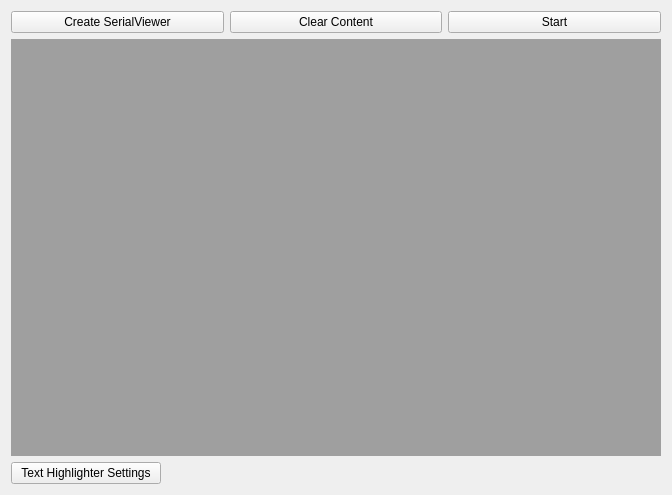
Old version of the form src/multiserialviewer/ui_files/mainWindow.ui in the repository shaag7967/multiserialviewer.
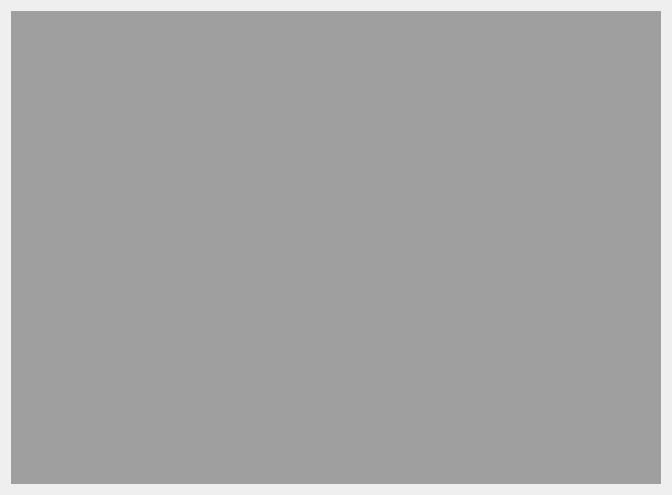
New version of the form.

Commit message: - reworked settings handling (NOT compatible to previous settings) - show settings of SerialViewer in tab (serial port settings are not editable) - made serial port and baudrate editable - improved autoscroll and made reactivation of autoscroll configurable - replaced icon set - added button for restoring highlighter settings for MSG and ERR - added movable toolbar (removed existing buttons) - added arrange button for automatically resize/place SerialViewer windows

The edit to the form file:
```diff
--- a/src/multiserialviewer/ui_files/mainWindow.ui
+++ b/src/multiserialviewer/ui_files/mainWindow.ui
@@ -14,67 +14,9 @@
    <string>Form</string>
   </property>
   <layout class="QVBoxLayout" name="verticalLayout">
-   <item>
-    <layout class="QHBoxLayout" name="horizontalLayout">
-     <item>
-      <widget class="QPushButton" name="pb_create">
-       <property name="text">
-        <string>Create SerialViewer</string>
-       </property>
-      </widget>
-     </item>
-     <item>
-      <widget class="QPushButton" name="pb_clear">
-       <property name="text">
-        <string>Clear Content</string>
-       </property>
-      </widget>
-     </item>
-     <item>
-      <widget class="QPushButton" name="pb_changeConnectionState">
-       <property name="text">
-        <string>Start</string>
-       </property>
-       <property name="checkable">
-        <bool>true</bool>
-       </property>
-      </widget>
-     </item>
-    </layout>
-   </item>
    <item>
     <widget class="QMdiArea" name="mdiArea"/>
    </item>
-   <item>
-    <layout class="QHBoxLayout" name="horizontalLayout_2">
-     <item>
-      <widget class="QPushButton" name="pb_highlighter">
-       <property name="minimumSize">
-        <size>
-         <width>150</width>
-         <height>0</height>
-        </size>
-       </property>
-       <property name="text">
-        <string>Text Highlighter Settings</string>
-       </property>
-      </widget>
-     </item>
-     <item>
-      <spacer name="horizontalSpacer">
-       <property name="orientation">
-        <enum>Qt::Orientation::Horizontal</enum>
-       </property>
-       <property name="sizeHint" stdset="0">
-        <size>
-         <width>40</width>
-         <height>20</height>
-        </size>
-       </property>
-      </spacer>
-     </item>
-    </layout>
-   </item>
   </layout>
  </widget>
  <resources/>
```
The commit also changes 43 other files.
